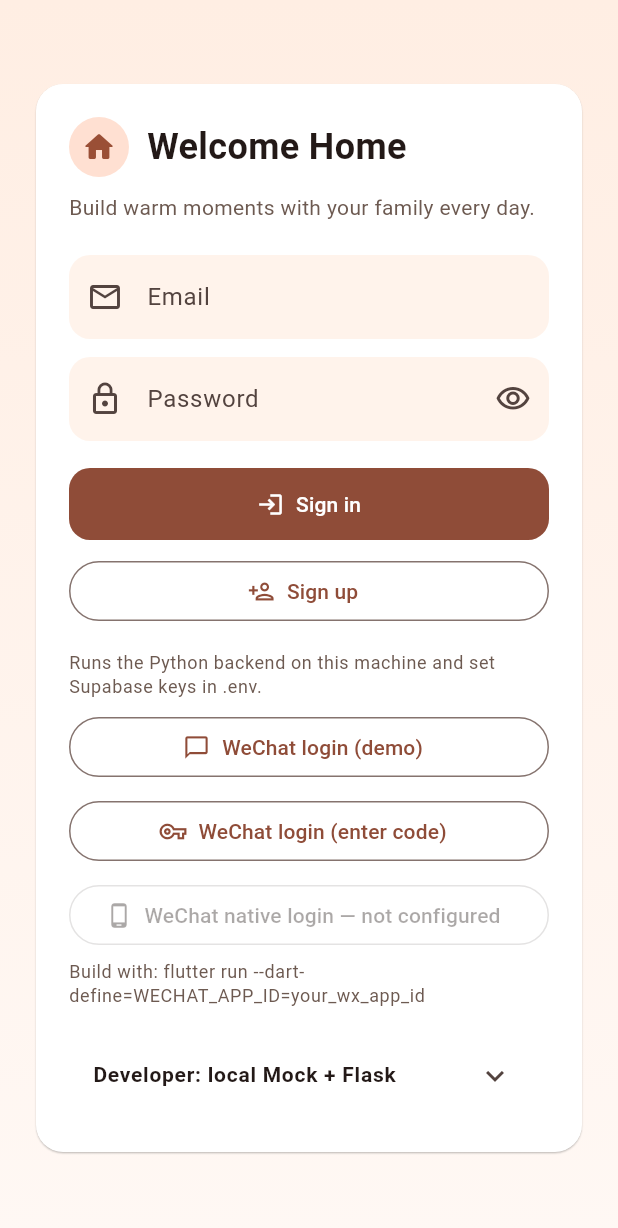
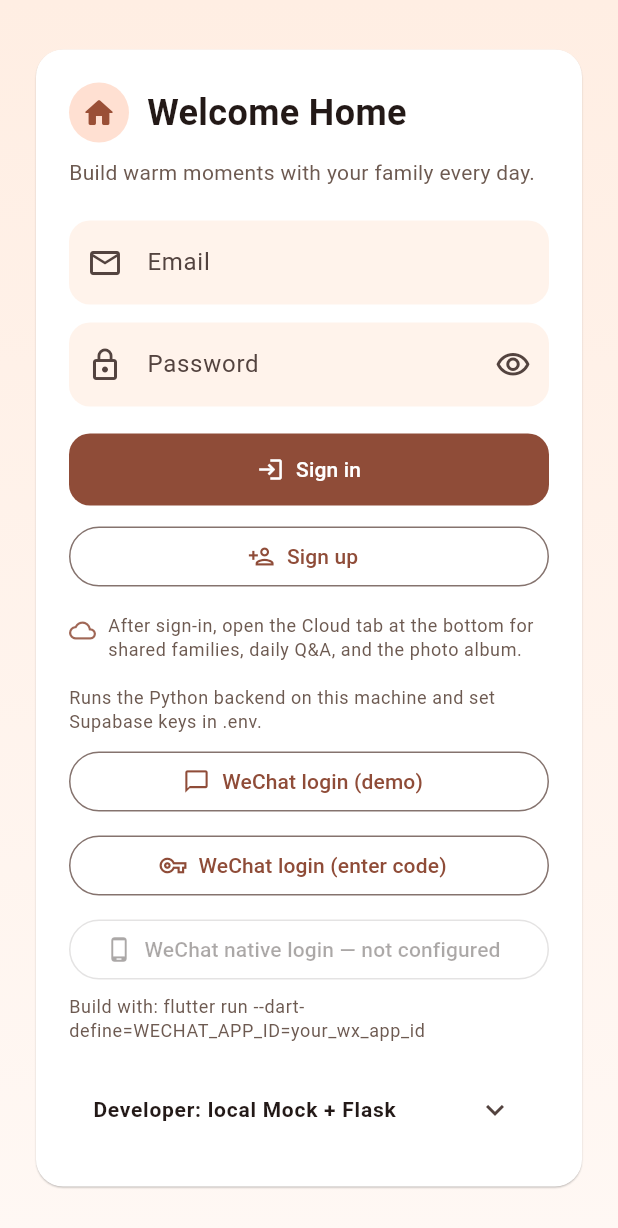
Before and after one commit to Kay-Jin/Family-APP, a Flutter app: the screen it shows after launch, on a phone screen of 412 x 824 dp. Shown: the top 1228 px of the screen. Run offline on Flutter 3.47's test engine with Material 3 defaults, Android fonts, the phone set to English and light mode, and no system bars; our stand-ins replace image_picker, just_audio, shared_preferences, supabase_flutter; missing offline and left inert: fluwx, record; accounts and stored records are empty.

Commit message:
ux: login cloud hint + empty-answers hint in daily Q&A
- login_cloud_hint with cloud icon before WeChat block (en/zh/ko)
- cloud_empty_answers_hint under no_answers in question expansion (en/zh/ko)

Made-with: Cursor

```diff
--- a/mobile/lib/l10n/app_strings.dart
+++ b/mobile/lib/l10n/app_strings.dart
@@ -48,6 +48,8 @@ class AppStrings {
       'display_name': 'Display Name',
       'mock_wechat_code': 'Mock WeChat Code',
       'enter_family_app': 'Enter Family App',
+      'login_cloud_hint':
+          'After sign-in, open the Cloud tab at the bottom for shared families, daily Q&A, and the photo album.',
       'signing_in': 'Signing in...',
       'family_home': 'Family Home',
       'invite_code': 'Invite Code',
@@ -72,6 +74,8 @@ class AppStrings {
       'view_answers': 'View Answers',
       'answers': 'Answers',
       'no_answers': 'No answers yet.',
+      'cloud_empty_answers_hint':
+          'Be the first to write something below—or add an optional photo—then tap Answer.',
       'upload_photo': 'Upload Photo',
       'pick_image': 'Pick Image From Gallery',
       'change_image': 'Change Picked Image',
@@ -244,6 +248,7 @@ class AppStrings {
       'display_name': '昵称',
       'mock_wechat_code': '模拟微信 Code',
       'enter_family_app': '进入家庭应用',
+      'login_cloud_hint': '登录后，点击底部「云端」可与家人同步家庭、每日问答和云相册。',
       'signing_in': '登录中...',
       'family_home': '家庭主页',
       'invite_code': '邀请码',
@@ -267,6 +272,7 @@ class AppStrings {
       'view_answers': '查看回答',
       'answers': '回答列表',
       'no_answers': '还没有回答。',
+      'cloud_empty_answers_hint': '在下方输入回答或添加配图后，点击「回答问题」即可成为第一个作答的人。',
       'upload_photo': '上传照片',
       'pick_image': '从相册选择',
       'change_image': '更换已选图片',
@@ -439,6 +445,7 @@ class AppStrings {
       'display_name': '이름',
       'mock_wechat_code': '모의 WeChat 코드',
       'enter_family_app': '가족 앱 시작',
+      'login_cloud_hint': '로그인 후 하단의 클라우드 탭에서 가족, 오늘의 질문, 앨범을 함께 볼 수 있어요.',
       'signing_in': '로그인 중...',
       'family_home': '가족 홈',
       'invite_code': '초대 코드',
@@ -462,6 +469,7 @@ class AppStrings {
       'view_answers': '답변 보기',
       'answers': '답변 목록',
       'no_answers': '아직 답변이 없습니다.',
+      'cloud_empty_answers_hint': '아래에 답을 입력하거나 사진을 첨부한 뒤 질문에 답하기를 눌러 보세요.',
       'upload_photo': '사진 업로드',
       'pick_image': '갤러리에서 선택',
       'change_image': '선택 이미지 변경',
--- a/mobile/lib/screens/login_screen.dart
+++ b/mobile/lib/screens/login_screen.dart
@@ -158,6 +158,30 @@ class _LoginScreenState extends State<LoginScreen> {
                             label: Text(t.text('auth_sign_up')),
                           ),
                         ),
+                        const SizedBox(height: 14),
+                        Row(
+                          crossAxisAlignment: CrossAxisAlignment.start,
+                          children: [
+                            Padding(
+                              padding: const EdgeInsets.only(top: 2),
+                              child: Icon(
+                                Icons.cloud_outlined,
+                                size: 18,
+                                color: Theme.of(context).colorScheme.primary.withValues(alpha: 0.85),
+                              ),
+                            ),
+                            const SizedBox(width: 8),
+                            Expanded(
+                              child: Text(
+                                t.text('login_cloud_hint'),
+                                style: Theme.of(context).textTheme.bodySmall?.copyWith(
+                                      color: const Color(0xFF6D5A51),
+                                      height: 1.35,
+                                    ),
+                              ),
+                            ),
+                          ],
+                        ),
                         const SizedBox(height: 16),
                         Text(
                           t.text('wechat_need_backend'),
```
Also changed, not shown: mobile/lib/screens/supabase_family_detail_screen.dart (+14 -1 lines).
